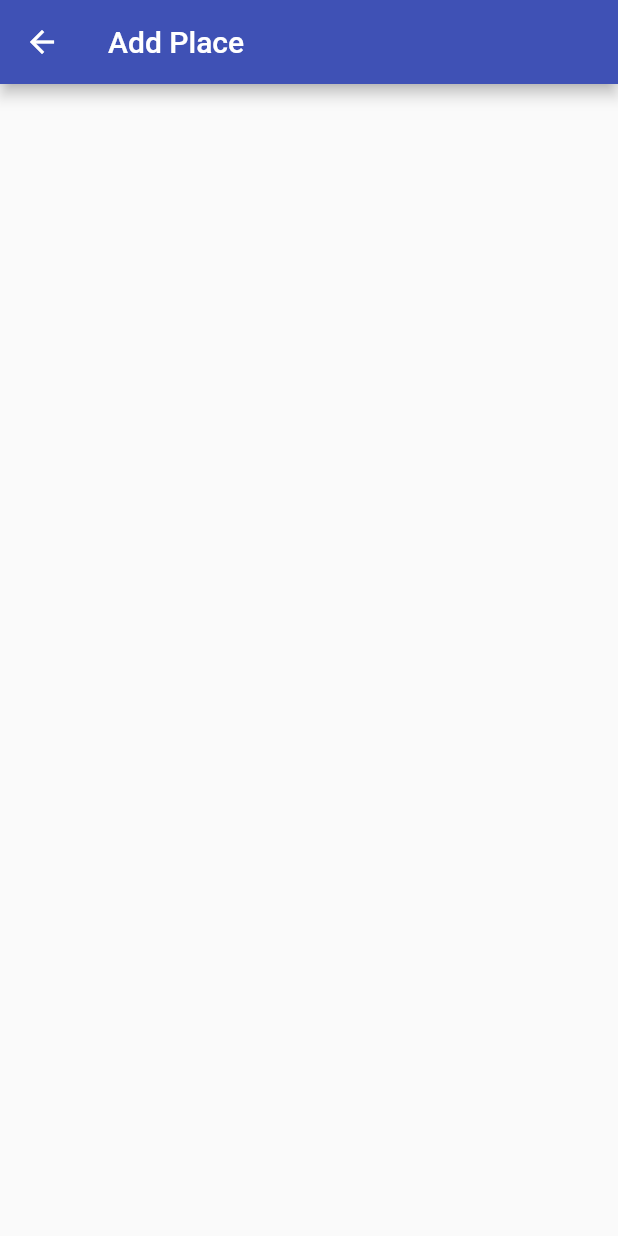
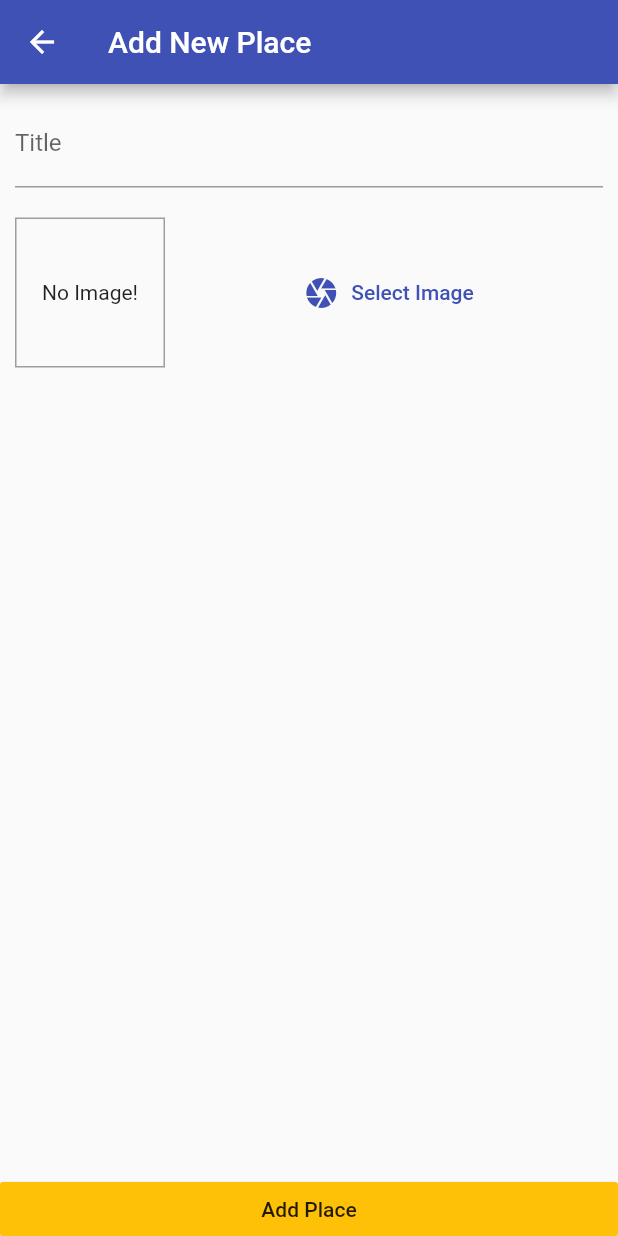
Before and after one commit to MhmdAwad/GreatPlaces, a Flutter app: the AddPlacesScreen screen opened by its route, on a phone screen of 412 x 824 dp. Run offline on Flutter 3.47's test engine with Material 2 defaults, Android fonts, the phone set to English and light mode, and no system bars.

Commit message:
changed newPlaceScreen design

```diff
--- /dev/null
+++ b/lib/Screens/AddNewPlaceScreen.dart
@@ -0,0 +1,75 @@
+import 'package:flutter/material.dart';
+import 'package:flutter/widgets.dart';
+
+class AddPlacesScreen extends StatefulWidget {
+  static const ROUTE_NAME = "AddPlacesScreen";
+
+  @override
+  _AddPlacesScreenState createState() => _AddPlacesScreenState();
+}
+
+class _AddPlacesScreenState extends State<AddPlacesScreen> {
+  @override
+  Widget build(BuildContext context) {
+    return Scaffold(
+        appBar: AppBar(
+          title: Text("Add New Place"),
+        ),
+        body: Column(
+            mainAxisAlignment: MainAxisAlignment.spaceBetween,
+            crossAxisAlignment: CrossAxisAlignment.stretch,
+            children: [
+              Padding(
+                  padding: const EdgeInsets.all(10),
+                  child: Column(
+                    children: [
+                      TextFormField(
+                        decoration: InputDecoration(labelText: "Title"),
+                      ),
+                      SizedBox(
+                        height: 20,
+                      ),
+                      Row(
+                        mainAxisAlignment: MainAxisAlignment.spaceAround,
+                        children: [
+                          Container(
+                            alignment: Alignment.center,
+                            width: 100,
+                            height: 100,
+                            decoration: BoxDecoration(
+                                border:
+                                    Border.all(width: 1, color: Colors.grey)),
+                            child: Text(
+                              "No Image!",
+                              textAlign: TextAlign.center,
+                            ),
+                          ),
+                          SizedBox(
+                            width: 10,
+                          ),
+                          Expanded(
+                            child: FlatButton.icon(
+                              icon: Icon(
+                                Icons.camera,
+                                color: Theme.of(context).primaryColor,
+                              ),
+                              label: Text("Select Image"),
+                              textColor: Theme.of(context).primaryColor,
+                              onPressed: () {},
+                            ),
+                          )
+                        ],
+                      ),
+                    ],
+                  )),
+              RaisedButton(
+                child: Text(
+                  "Add Place",
+                ),
+                materialTapTargetSize: MaterialTapTargetSize.shrinkWrap,
+                color: Theme.of(context).accentColor,
+                onPressed: () {},
+              )
+            ]));
+  }
+}
--- a/lib/Screens/AddPlaceScreen.dart
+++ /dev/null
@@ -1,19 +0,0 @@
-import 'package:flutter/material.dart';
-
-class AddPlacesScreen extends StatefulWidget {
-  static const ROUTE_NAME = "AddPlacesScreen";
-
-  @override
-  _AddPlacesScreenState createState() => _AddPlacesScreenState();
-}
-
-class _AddPlacesScreenState extends State<AddPlacesScreen> {
-  @override
-  Widget build(BuildContext context) {
-    return Scaffold(
-        appBar: AppBar(
-          title: Text("Add Place"),
-        ),
-        body: Container());
-  }
-}
--- a/lib/Screens/MainScreen.dart
+++ b/lib/Screens/MainScreen.dart
@@ -1,5 +1,5 @@
 import 'package:flutter/material.dart';
-import 'package:great_places/Screens/AddPlaceScreen.dart';
+import 'package:great_places/Screens/AddNewPlaceScreen.dart';
 
 class MainScreen extends StatelessWidget {
   @override
--- a/lib/main.dart
+++ b/lib/main.dart
@@ -1,5 +1,5 @@
 import 'package:flutter/material.dart';
-import 'package:great_places/Screens/AddPlaceScreen.dart';
+import 'package:great_places/Screens/AddNewPlaceScreen.dart';
 import 'package:great_places/Screens/MainScreen.dart';
 
 void main() => runApp(MyApp());
```
